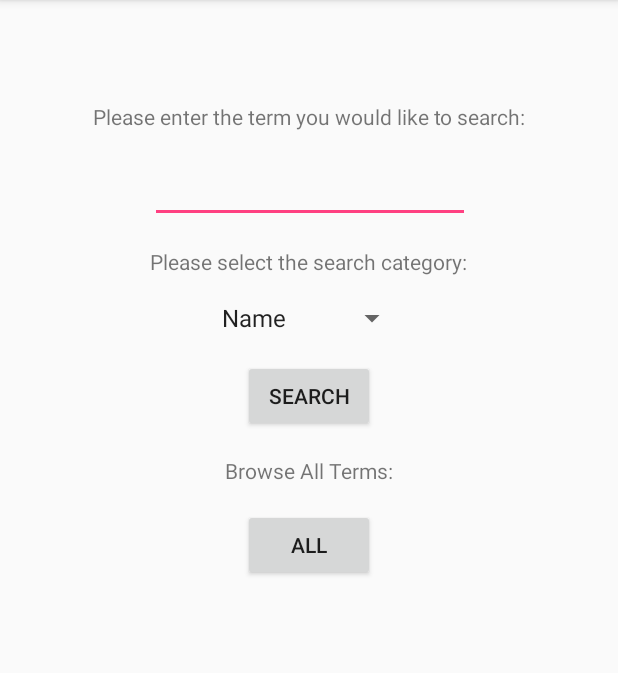
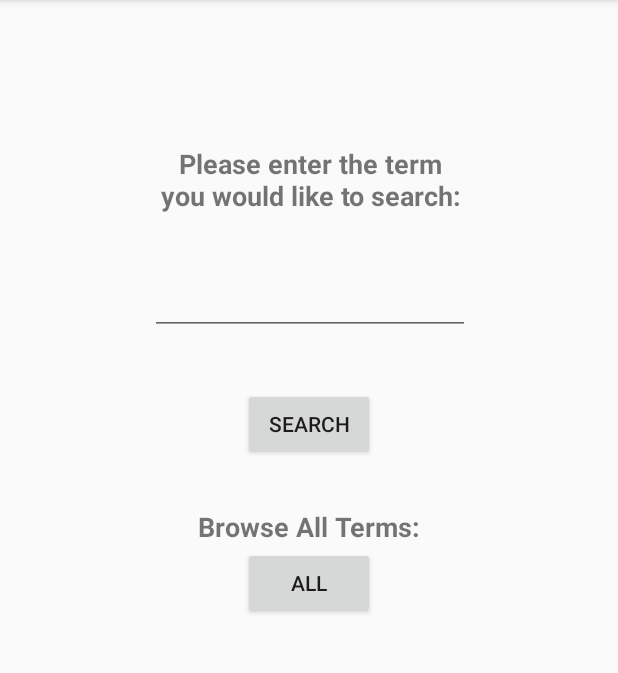
Before and after one commit to therrick47/KenpoDefinitionApp, an Android app: the screen it shows after launch (MainActivity), on a phone screen of 412 x 824 dp, the part 84-757 px from its top. Run offline under Robolectric (Android 15) with nearby library versions, the phone set to English and light mode, and no system bars.

Commit message:
removed search options, minor fixes
removed search options as it was too limiting and confusing on the user.
Fixed bug where keyboard would not hide when the user clicked out of the
text box. Slightly changed display to make words easier to see

```diff
--- a/KenpoDefinitionApp/app/src/main/java/com/example/therr/kenpodefinitionapp/MainActivity.java
+++ b/KenpoDefinitionApp/app/src/main/java/com/example/therr/kenpodefinitionapp/MainActivity.java
@@ -3,7 +3,9 @@ package com.example.therr.kenpodefinitionapp;
 import android.content.Intent;
 import android.support.v7.app.AppCompatActivity;
 import android.os.Bundle;
+import android.view.MotionEvent;
 import android.view.View;
+import android.view.inputmethod.InputMethodManager;
 import android.widget.ArrayAdapter;
 import android.widget.EditText;
 import android.widget.Spinner;
@@ -14,38 +16,35 @@ import java.util.ArrayList;
 public class MainActivity extends AppCompatActivity {
 
     public static final String EXTRA_MESSAGE = "com.example.therr.kenpodefinitionapp.MESSAGE";
-    public static final String EXTRA_ARRAY_ITEM = "com.example.therr.kenpodefinitionapp.ARRAYITEM";
-    public static final String EXTRA_SEARCH_ALL = "com.example.therr.kenpodefinitionapp.BOOLALL";
     public static final String EXTRA_ARRAY_LIST="com.example.therr.kenpodefinitionapp.ARRAYLISTVAL";
     public final ArrayList<Terminology> arrTerms = setTermArray();
     @Override
     protected void onCreate(Bundle savedInstanceState) {
         super.onCreate(savedInstanceState);
         setContentView(R.layout.activity_main);
-        Spinner searchTypeList = (Spinner) findViewById(R.id.searchType);
 
-        ArrayAdapter<CharSequence> adapter = ArrayAdapter.createFromResource(this,R.array.searchArr,android.R.layout.simple_spinner_item);
-        adapter.setDropDownViewResource(android.R.layout.simple_spinner_dropdown_item);
-        searchTypeList.setAdapter(adapter);
-        searchTypeList.setSelection(0);
+        findViewById(R.id.constraintLayout).setOnTouchListener(new View.OnTouchListener() {
+            @Override
+            public boolean onTouch(View v, MotionEvent event) {
+                InputMethodManager imm = (InputMethodManager) getSystemService(INPUT_METHOD_SERVICE);
+                imm.hideSoftInputFromWindow(getCurrentFocus().getWindowToken(), 0);
+                return true;
+            }
+        });
     }
+
     public void sendSearch(View view){
         Intent intent = new Intent(this,DisplaySearchActivity.class);
         EditText txtTerm = (EditText) findViewById(R.id.txtTerm);
-        Spinner searchTypeList = (Spinner) findViewById(R.id.searchType);
-        String arrItem = searchTypeList.getSelectedItem().toString();
         String term = txtTerm.getText().toString();
         if(term != "") {
             intent.putExtra(EXTRA_MESSAGE, term);
-            intent.putExtra(EXTRA_ARRAY_ITEM,arrItem);
-            intent.putExtra(EXTRA_SEARCH_ALL,false);
             intent.putExtra(EXTRA_ARRAY_LIST,arrTerms);
             startActivity(intent);
         }
     }
     public void sendAll(View view){
         Intent intent = new Intent(this,DisplaySearchActivity.class);
-        intent.putExtra(EXTRA_SEARCH_ALL,true);
         intent.putExtra(EXTRA_ARRAY_LIST,arrTerms);
         startActivity(intent);
     }
@@ -64,7 +63,7 @@ public class MainActivity extends AppCompatActivity {
         toReturn.add(new Terminology("Dojo","School","white"));
         toReturn.add(new Terminology("Kiai","Spirited or Concentrated yell","white"));
         toReturn.add(new Terminology("Bunkai","Interpretation or Application","white"));
-        toReturn.add(new Terminology("Kiyotske","Attention","white"));
+        toReturn.add(new Terminology("Kiyotsuke","Attention","white"));
         toReturn.add(new Terminology("Rei","Bow","white"));
         toReturn.add(new Terminology("Yoi","Ready","white"));
         toReturn.add(new Terminology("Waza","Techniques","gold"));
@@ -80,7 +79,7 @@ public class MainActivity extends AppCompatActivity {
         toReturn.add(new Terminology("Dan","Grading of rank held above black belt","purple"));
         toReturn.add(new Terminology("Sensei","Person born before another, Teacher, Master, based on age & experience","purple"));
         toReturn.add(new Terminology("Renshi","Honorific Title meaning Polished Instructor. (Skilled person or expert teacher). Can be awarded to 5th Dan and above.","purple"));
-        toReturn.add(new Terminology("Kyōshi","Honorific Title meaning an advanced teacher. (Senior Teacher/Expert). Can be awarded to 7th Dan and above.","purple"));
+        toReturn.add(new Terminology("Kyoshi","Honorific Title meaning an advanced teacher. (Senior Teacher/Expert). Can be awarded to 7th Dan and above.","purple"));
         toReturn.add(new Terminology("Shihan","Honorific Title meaning Master professor, chief instructor, Honorific Title","purple"));
         toReturn.add(new Terminology("Hanshi","Honorific Title meaning a senior expert considered a teacher of teachers, sometimes translated as Grand Master. Can be awarded to 8th Dan and above.","purple"));
         toReturn.add(new Terminology("Kusanku","Warrior General","black-3rd"));
@@ -92,7 +91,7 @@ public class MainActivity extends AppCompatActivity {
         toReturn.add(new Terminology("Iye","No","low brown"));
         toReturn.add(new Terminology("Wakarimas","I understand","low brown"));
         toReturn.add(new Terminology("Wakarimasen","I do not understand","low brown"));
-        toReturn.add(new Terminology("Hadari","Left","high blue"));
+        toReturn.add(new Terminology("Hidari","Left","high blue"));
         toReturn.add(new Terminology("Migi","Right","high blue"));
         toReturn.add(new Terminology("Yoko","Side","high blue"));
         toReturn.add(new Terminology("Hon","Fingers","high blue"));
@@ -116,9 +115,9 @@ public class MainActivity extends AppCompatActivity {
         toReturn.add(new Terminology("Ki/Chi","Inner Energy","green"));
         toReturn.add(new Terminology("Ohayo Gozaimas","Good Morning","green"));
         toReturn.add(new Terminology("Nukite","spear hand strike","green"));
-        toReturn.add(new Terminology("Kon Nichi Wa","Good Afternoon","green"));
+        toReturn.add(new Terminology("Kon'nichiwa","Good Afternoon","green"));
         toReturn.add(new Terminology("Kuzushi","to unbalance","green"));
-        toReturn.add(new Terminology("Kon Bon Ea","Good Evening","green"));
+        toReturn.add(new Terminology("Konbanwa","Good Evening","green"));
         toReturn.add(new Terminology("Empe/Empi","elbow","green"));
         toReturn.add(new Terminology("Jodan","high, ex. the head.","green"));
         toReturn.add(new Terminology("Chudan","middle, ex. chest and stomach area.","green"));
@@ -129,7 +128,7 @@ public class MainActivity extends AppCompatActivity {
         toReturn.add(new Terminology("Makiwara","Punching Board","orange"));
         toReturn.add(new Terminology("Arigato Gozaimas","Thank you","orange"));
         toReturn.add(new Terminology("Domo Arigato Gozaimas","Thank you Very much","orange"));
-        toReturn.add(new Terminology("Shimi Igiri Bo Ichi","Named after a person & a place, geographically the butt of the island","gold"));
+        toReturn.add(new Terminology("Shimi Igiri Bo Ichi","Named after a person & a place, geographically: the butt of the island","gold"));
         toReturn.add(new Terminology("Shuto","knife hand","gold"));
         toReturn.add(new Terminology("Tettsui Uchi","Hammer Fist","gold"));
         toReturn.add(new Terminology("Embusen","Pattern","gold"));
--- a/KenpoDefinitionApp/app/src/main/res/layout/activity_main.xml
+++ b/KenpoDefinitionApp/app/src/main/res/layout/activity_main.xml
@@ -2,27 +2,34 @@
 <android.support.constraint.ConstraintLayout xmlns:android="http://schemas.android.com/apk/res/android"
     xmlns:app="http://schemas.android.com/apk/res-auto"
     xmlns:tools="http://schemas.android.com/tools"
+    android:id="@+id/constraintLayout"
     android:layout_width="match_parent"
     android:layout_height="match_parent"
+    android:clickable="true"
+    android:focusable="true"
+    android:focusableInTouchMode="true"
     tools:context="com.example.therr.kenpodefinitionapp.MainActivity">
 
     <TextView
-        android:layout_width="wrap_content"
-        android:layout_height="wrap_content"
+        android:id="@+id/textView2"
+        android:layout_width="201dp"
+        android:layout_height="58dp"
         android:text="Please enter the term you would like to search:"
+        android:textAlignment="center"
+        android:textSize="18sp"
+        android:textStyle="bold"
         app:layout_constraintBottom_toBottomOf="parent"
+        app:layout_constraintHorizontal_bias="0.504"
         app:layout_constraintLeft_toLeftOf="parent"
         app:layout_constraintRight_toRightOf="parent"
         app:layout_constraintTop_toTopOf="parent"
-        app:layout_constraintVertical_bias="0.091"
-        app:layout_constraintHorizontal_bias="0.505"
-        android:id="@+id/textView2" />
+        app:layout_constraintVertical_bias="0.136" />
 
     <EditText
         android:id="@+id/txtTerm"
         android:layout_width="wrap_content"
         android:layout_height="wrap_content"
-        android:layout_marginTop="16dp"
+        android:layout_marginTop="23dp"
         android:ems="10"
         android:inputType="textPersonName"
         app:layout_constraintHorizontal_bias="0.502"
@@ -34,53 +41,36 @@
         android:id="@+id/btnSearch"
         android:layout_width="wrap_content"
         android:layout_height="wrap_content"
-        android:layout_marginTop="16dp"
+        android:layout_marginTop="35dp"
         android:onClick="sendSearch"
         android:text="Search"
         app:layout_constraintLeft_toLeftOf="parent"
         app:layout_constraintRight_toRightOf="parent"
-        app:layout_constraintTop_toBottomOf="@+id/searchType" />
-
-    <Spinner
-        android:id="@+id/searchType"
-        android:layout_width="wrap_content"
-        android:layout_height="wrap_content"
-        app:layout_constraintLeft_toLeftOf="@+id/textView"
-        app:layout_constraintRight_toRightOf="@+id/textView"
-        android:layout_marginTop="16dp"
-        app:layout_constraintTop_toBottomOf="@+id/textView" />
-
-    <TextView
-        android:id="@+id/textView"
-        android:layout_width="wrap_content"
-        android:layout_height="wrap_content"
-        android:layout_marginTop="16dp"
-        android:text="Please select the search category:"
-        app:layout_constraintLeft_toLeftOf="@+id/txtTerm"
-        app:layout_constraintRight_toRightOf="@+id/txtTerm"
-        app:layout_constraintTop_toBottomOf="@+id/txtTerm"
-        app:layout_constraintHorizontal_bias="0.0" />
+        app:layout_constraintTop_toBottomOf="@+id/txtTerm" />
 
     <TextView
         android:id="@+id/textView4"
         android:layout_width="wrap_content"
         android:layout_height="wrap_content"
+        android:layout_marginTop="32dp"
         android:text="Browse All Terms:"
+        android:textAlignment="center"
+        android:textSize="18sp"
+        android:textStyle="bold"
+        app:layout_constraintHorizontal_bias="0.501"
         app:layout_constraintLeft_toLeftOf="parent"
         app:layout_constraintRight_toRightOf="parent"
-        android:layout_marginTop="16dp"
-        app:layout_constraintTop_toBottomOf="@+id/btnSearch"
-        app:layout_constraintHorizontal_bias="0.501" />
+        app:layout_constraintTop_toBottomOf="@+id/btnSearch" />
 
     <Button
         android:id="@+id/btnAll"
         android:layout_width="wrap_content"
         android:layout_height="wrap_content"
+        android:layout_marginTop="1dp"
         android:onClick="sendAll"
         android:text="All"
         app:layout_constraintLeft_toLeftOf="parent"
         app:layout_constraintRight_toRightOf="parent"
-        android:layout_marginTop="16dp"
         app:layout_constraintTop_toBottomOf="@+id/textView4" />
 
 </android.support.constraint.ConstraintLayout>
```
Also changed, not shown: KenpoDefinitionApp/app/src/main/java/com/example/therr/kenpodefinitionapp/DisplayItem.java (+4 -11 lines), KenpoDefinitionApp/app/src/main/java/com/example/therr/kenpodefinitionapp/DisplaySearchActivity.java (+9 -30 lines), KenpoDefinitionApp/app/src/main/res/layout/activity_display_item.xml (+37 -19 lines).
